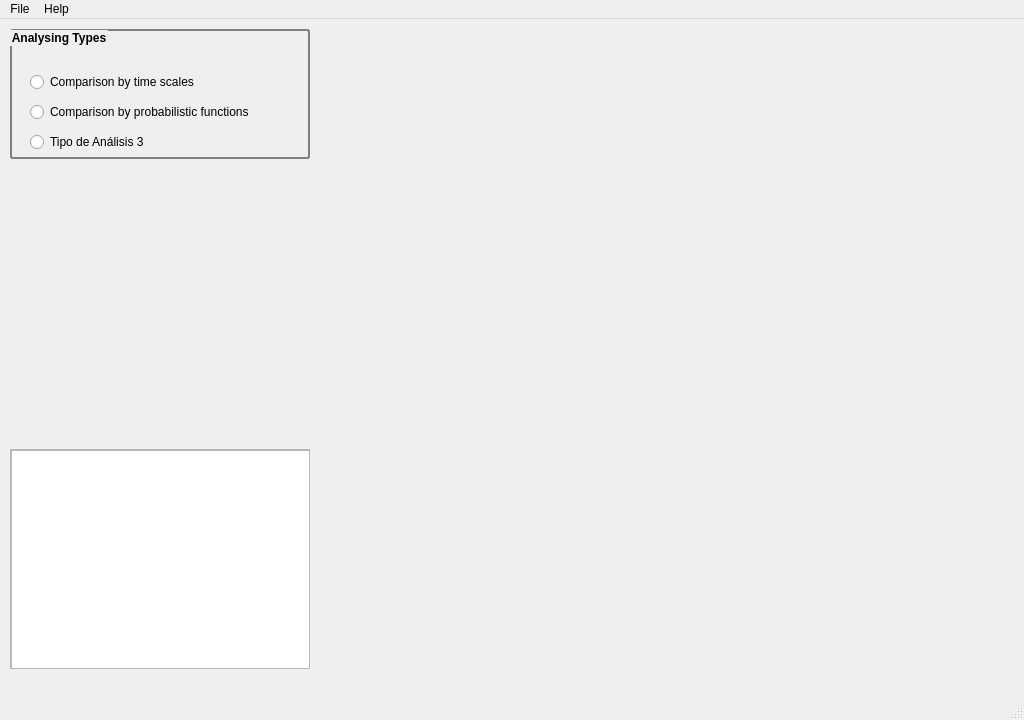
The window that wq_window.ui (vialrogo/Weight-Queue-Validator) describes before a commit, drawn with Qt 5.
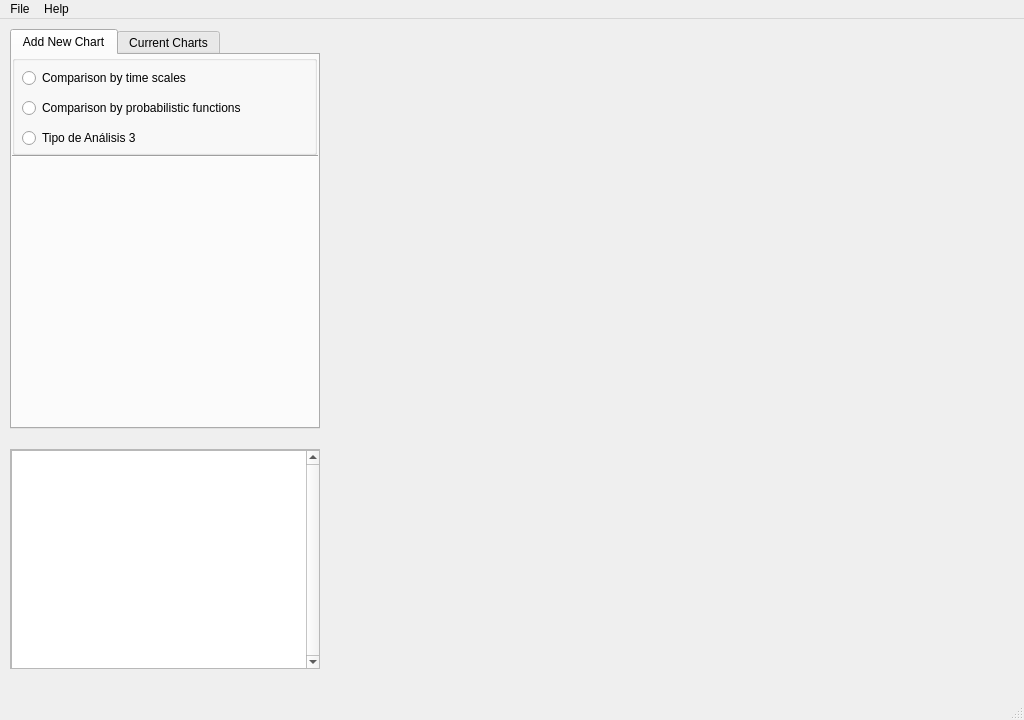
The same window after the commit. Icons and pictures are not drawn.

Commit message: Todo funcionando, commite antes de branch

The edit to the form file:
```diff
--- a/wq_window.ui
+++ b/wq_window.ui
@@ -33,13 +33,7 @@
    <double>1.000000000000000</double>
   </property>
   <property name="styleSheet">
-   <string notr="true">QGroupBox { 
-     border: 2px solid gray; 
-     border-radius: 3px; 
- } 
-
-
-</string>
+   <string notr="true"/>
   </property>
   <property name="locale">
    <locale language="Spanish" country="Colombia"/>
@@ -68,7 +62,7 @@
      <rect>
       <x>10</x>
       <y>430</y>
-      <width>300</width>
+      <width>310</width>
       <height>220</height>
      </rect>
     </property>
@@ -80,7 +74,7 @@
       <rect>
        <x>0</x>
        <y>0</y>
-       <width>298</width>
+       <width>308</width>
        <height>218</height>
       </rect>
      </property>
@@ -89,23 +83,90 @@
        <rect>
         <x>0</x>
         <y>0</y>
-        <width>300</width>
+        <width>310</width>
         <height>220</height>
        </rect>
       </property>
+      <property name="font">
+       <font>
+        <family>DejaVu Sans Mono</family>
+        <pointsize>10</pointsize>
+        <weight>50</weight>
+        <bold>false</bold>
+       </font>
+      </property>
+      <property name="mouseTracking">
+       <bool>false</bool>
+      </property>
+      <property name="focusPolicy">
+       <enum>Qt::WheelFocus</enum>
+      </property>
       <property name="styleSheet">
        <string notr="true"/>
       </property>
+      <property name="verticalScrollBarPolicy">
+       <enum>Qt::ScrollBarAlwaysOn</enum>
+      </property>
+      <property name="tabChangesFocus">
+       <bool>false</bool>
+      </property>
+      <property name="undoRedoEnabled">
+       <bool>false</bool>
+      </property>
+      <property name="readOnly">
+       <bool>true</bool>
+      </property>
+      <property name="backgroundVisible">
+       <bool>false</bool>
+      </property>
+      <property name="centerOnScroll">
+       <bool>true</bool>
+      </property>
      </widget>
     </widget>
+   </widget>
+   <widget class="QTabWidget" name="tabGeneral">
+    <property name="geometry">
+     <rect>
+      <x>10</x>
+      <y>10</y>
+      <width>310</width>
+      <height>400</height>
+     </rect>
+    </property>
+    <property name="currentIndex">
+     <number>0</number>
+    </property>
+    <property name="tabsClosable">
+     <bool>false</bool>
+    </property>
+    <property name="movable">
+     <bool>true</bool>
+    </property>
+    <widget class="QWidget" name="widget">
+     <attribute name="title">
+      <string>Add New Chart</string>
+     </attribute>
+     <widget class="QWidget" name="widgetParametros" native="true">
+      <property name="geometry">
+       <rect>
+        <x>0</x>
+        <y>103</y>
+        <width>305</width>
+        <height>262</height>
+       </rect>
+      </property>
+      <property name="styleSheet">
+       <string notr="true"/>
+      </property>
    </widget>
    <widget class="QGroupBox" name="groupBox">
     <property name="geometry">
      <rect>
-      <x>10</x>
-      <y>10</y>
-      <width>300</width>
-      <height>130</height>
+        <x>0</x>
+        <y>0</y>
+        <width>305</width>
+        <height>100</height>
      </rect>
     </property>
     <property name="sizePolicy">
@@ -137,7 +198,7 @@
      <string notr="true"/>
     </property>
     <property name="title">
-     <string>Analysing Types</string>
+       <string/>
     </property>
     <property name="flat">
      <bool>false</bool>
@@ -148,12 +209,18 @@
     <widget class="QRadioButton" name="radioButtonAnalisis1">
      <property name="geometry">
       <rect>
-       <x>20</x>
-       <y>40</y>
-       <width>260</width>
+         <x>10</x>
+         <y>10</y>
+         <width>290</width>
        <height>26</height>
       </rect>
      </property>
+       <property name="font">
+        <font>
+         <weight>50</weight>
+         <bold>false</bold>
+        </font>
+       </property>
      <property name="text">
       <string>Comparison by time scales</string>
      </property>
@@ -161,12 +228,18 @@
     <widget class="QRadioButton" name="radioButtonAnalisis2">
      <property name="geometry">
       <rect>
-       <x>20</x>
-       <y>70</y>
-       <width>260</width>
+         <x>10</x>
+         <y>40</y>
+         <width>290</width>
        <height>26</height>
       </rect>
      </property>
+       <property name="font">
+        <font>
+         <weight>50</weight>
+         <bold>false</bold>
+        </font>
+       </property>
      <property name="text">
       <string>Comparison by probabilistic functions</string>
      </property>
@@ -174,29 +247,42 @@
     <widget class="QRadioButton" name="radioButtonAnalisis3">
      <property name="geometry">
       <rect>
-       <x>20</x>
-       <y>100</y>
-       <width>260</width>
+         <x>10</x>
+         <y>70</y>
+         <width>290</width>
        <height>26</height>
       </rect>
      </property>
+       <property name="font">
+        <font>
+         <weight>50</weight>
+         <bold>false</bold>
+        </font>
+       </property>
      <property name="text">
       <string>Tipo de Análisis 3</string>
      </property>
     </widget>
    </widget>
-   <widget class="QWidget" name="widgetParametros" native="true">
+     <widget class="Line" name="lineTabAgregar">
     <property name="geometry">
      <rect>
-      <x>10</x>
-      <y>150</y>
-      <width>300</width>
-      <height>260</height>
-     </rect>
-    </property>
-    <property name="styleSheet">
-     <string notr="true"/>
-    </property>
+        <x>0</x>
+        <y>100</y>
+        <width>310</width>
+        <height>3</height>
+       </rect>
+      </property>
+      <property name="orientation">
+       <enum>Qt::Horizontal</enum>
+      </property>
+     </widget>
+    </widget>
+    <widget class="QWidget" name="tabExistente">
+     <attribute name="title">
+      <string>Current Charts</string>
+     </attribute>
+    </widget>
    </widget>
   </widget>
   <widget class="QMenuBar" name="menuBar">
```
Left out of the diff: 3 changed lines with no effect on the pictures. Lines whose indentation alone changed are shown as unchanged. The commit also changes 2 other files.
